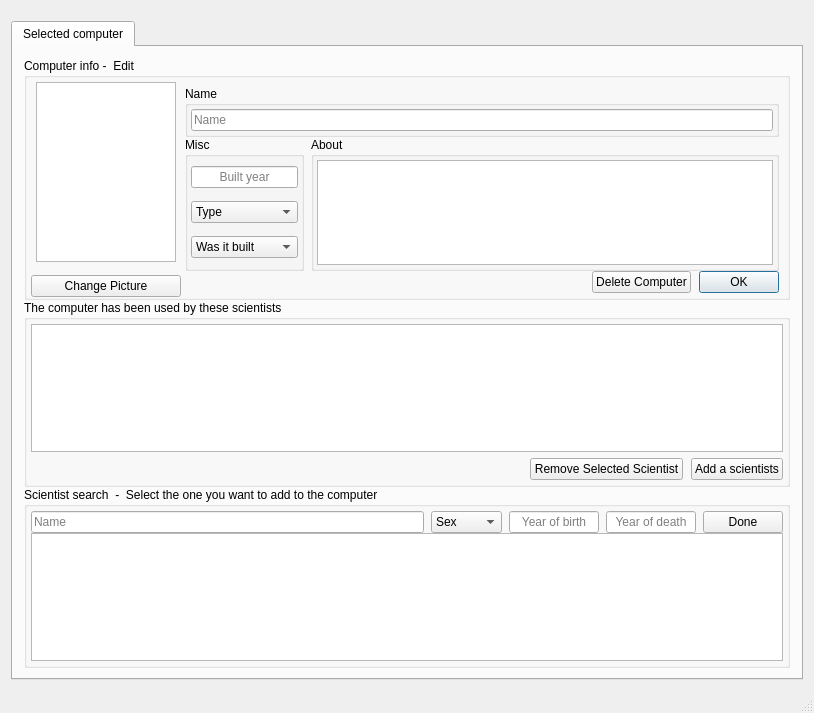
Above: ComputerScientistsW1/mainwindow.ui from Bosos/T-113-VLN1_Hopur3 before the change. Below: the same form after it.
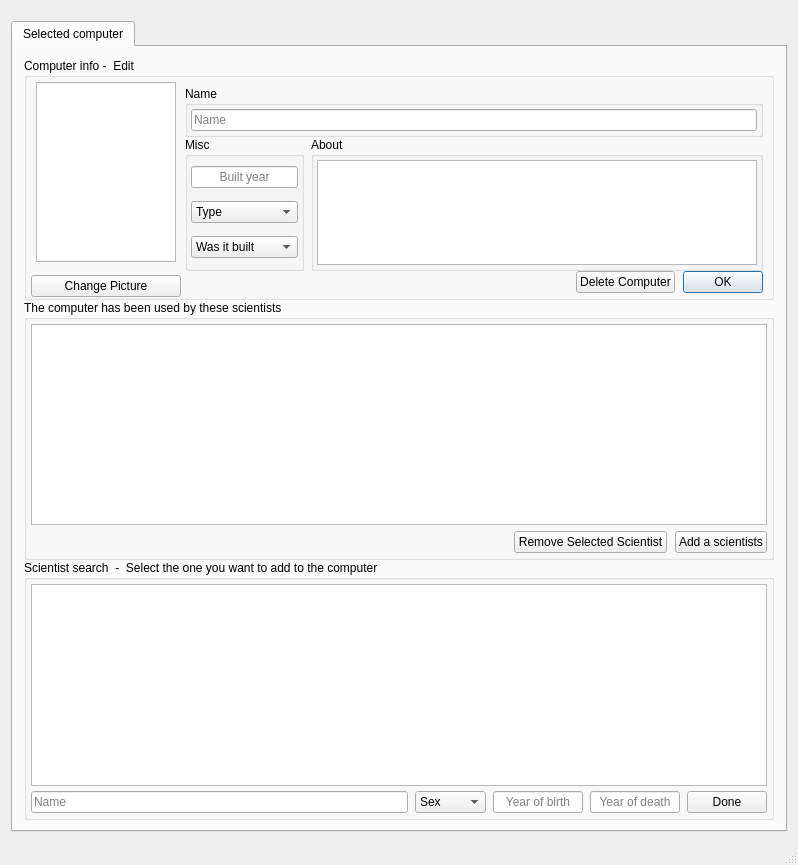
That is the form after the change. The open tabs and pages were chosen to show the change.

Patch:
```diff
--- a/ComputerScientistsW1/mainwindow.ui
+++ b/ComputerScientistsW1/mainwindow.ui
@@ -6,8 +6,8 @@
    <rect>
     <x>0</x>
     <y>0</y>
-    <width>814</width>
-    <height>713</height>
+    <width>798</width>
+    <height>865</height>
    </rect>
   </property>
   <property name="minimumSize">
@@ -1470,13 +1470,23 @@
                 <widget class="QTableView" name="computerSelectedScientistTable"/>
                </item>
                <item>
-                <layout class="QHBoxLayout" name="horizontalLayout_13">
+                <widget class="QWidget" name="computerSelectedRemoAddButonWidget" native="true">
+                 <layout class="QHBoxLayout" name="horizontalLayout_12">
                  <property name="spacing">
                   <number>8</number>
                  </property>
+                  <property name="leftMargin">
+                   <number>0</number>
+                  </property>
                  <property name="topMargin">
                   <number>0</number>
                  </property>
+                  <property name="rightMargin">
+                   <number>0</number>
+                  </property>
+                  <property name="bottomMargin">
+                   <number>0</number>
+                  </property>
                  <item>
                   <spacer name="horizontalSpacer_4">
                    <property name="orientation">
@@ -1511,6 +1521,7 @@
                   </widget>
                  </item>
                 </layout>
+                </widget>
                </item>
               </layout>
              </widget>
@@ -1522,7 +1533,7 @@
               </property>
               <layout class="QVBoxLayout" name="verticalLayout_14">
                <property name="spacing">
-                <number>0</number>
+                <number>5</number>
                </property>
                <property name="leftMargin">
                 <number>4</number>
@@ -1536,6 +1547,9 @@
                <property name="bottomMargin">
                 <number>4</number>
                </property>
+               <item>
+                <widget class="QTableView" name="computerSelectedScientistSearchTableView"/>
+               </item>
                <item>
                 <layout class="QHBoxLayout" name="computerSelectedScientistSearchButtonRow">
                  <property name="spacing">
@@ -1644,9 +1658,6 @@
                  </item>
                 </layout>
                </item>
-               <item>
-                <widget class="QTableView" name="computerSelectedScientistSearchTableView"/>
-               </item>
               </layout>
              </widget>
             </item>
```
Left out of the diff: 22 changed lines with no effect on the pictures. Lines whose indentation alone changed are shown as unchanged.
